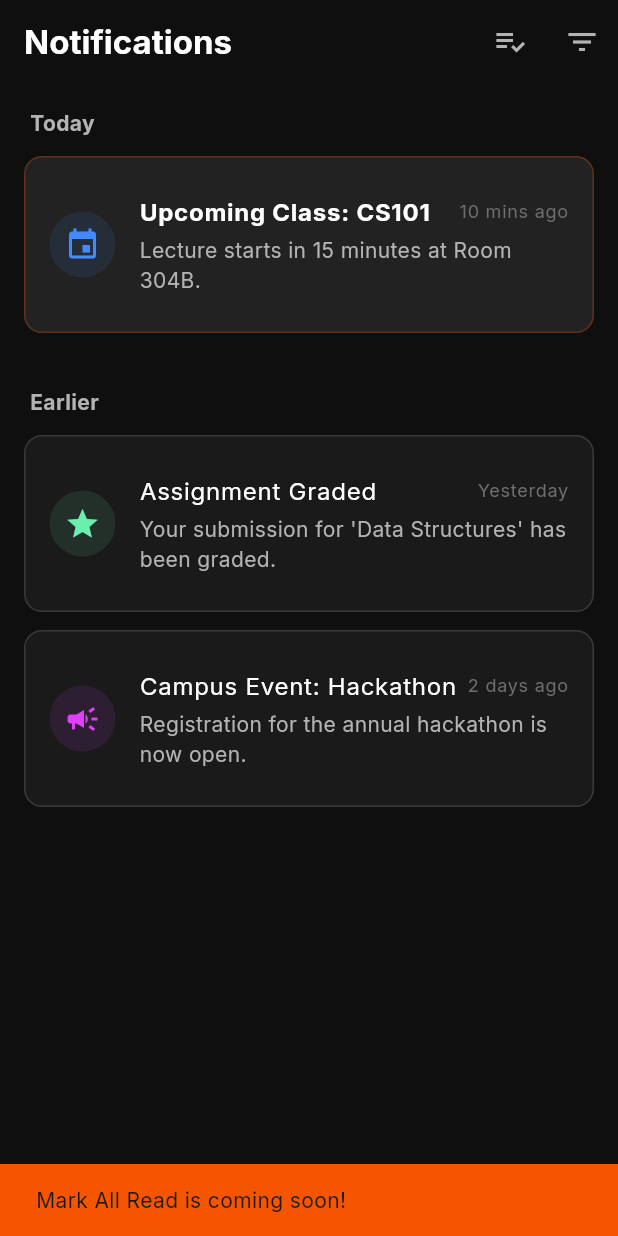
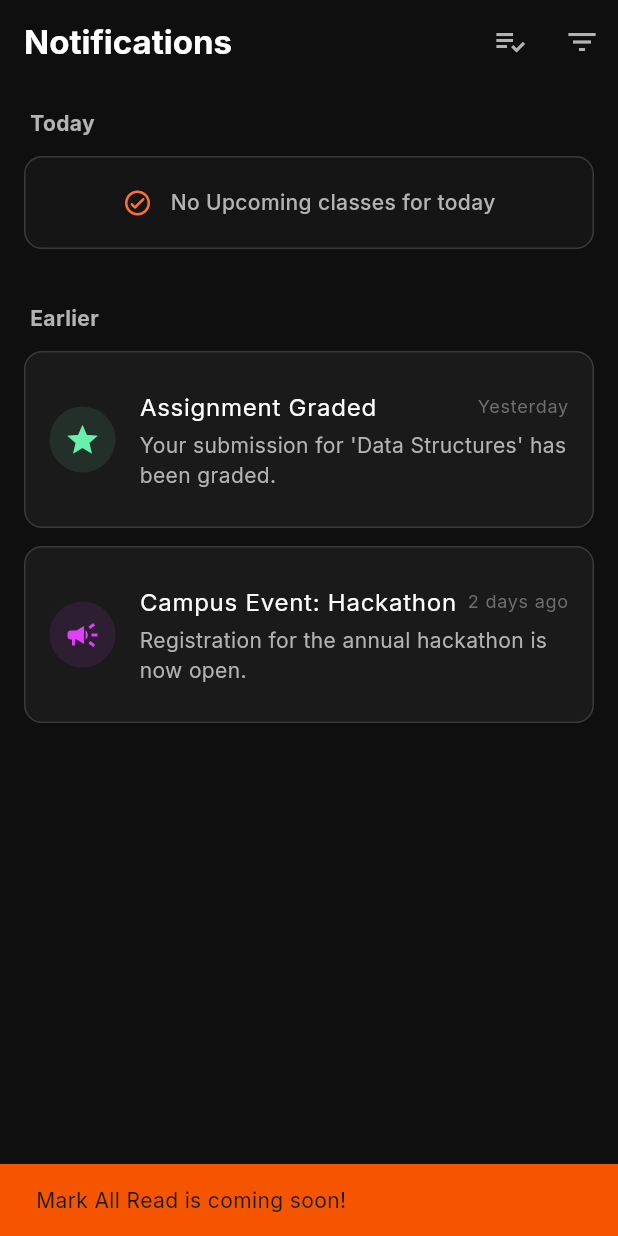
Before and after one commit to sudhanva-bh/campus_prototype, a Flutter app: the NotificationsScreen screen opened directly, after a tap on the "playlist add check" icon, on a phone screen of 412 x 824 dp. Run offline on Flutter 3.47's test engine with Material 3 defaults, Android fonts, the phone set to English and light mode, and no system bars; our stand-ins replace firebase_auth, firebase_core, flutter_image_compress, flutter_svg, google_fonts, image_picker and 3 more; missing offline and left inert: dart:ffi; accounts and stored records are empty; generated files the repository leaves out were written again; network calls fail; project files that could hold a hidden picture were left out.

Commit message:
Added Notifications for classes

```diff
--- a/lib/features/home/role_views/student_home.dart
+++ b/lib/features/home/role_views/student_home.dart
@@ -39,7 +39,6 @@ class _StudentHomeState extends State<StudentHome>
       _animController.forward();
       context.read<CourseProvider>().fetchCourses();
       _checkUpcomingSessionStatus();
-
     });
   }
 
@@ -252,11 +251,11 @@ class _StudentHomeState extends State<StudentHome>
                         vertical: 4,
                       ),
                       decoration: BoxDecoration(
-                        color: AppColors.primary.withOpacity(0.2),
+                        color: (_upcomingClasses== null || _upcomingClasses!.isEmpty) ?Colors.transparent:AppColors.primary.withOpacity(0.2),
                         borderRadius: BorderRadius.circular(4),
                       ),
-                      child: const Text(
-                        "ON TIME",
+                      child: Text(
+                        (_upcomingClasses== null || _upcomingClasses!.isEmpty) ? "":"ON TIME",
                         style: TextStyle(
                           fontSize: 10,
                           color: AppColors.primary,
--- a/lib/features/notifications/notifications_screen.dart
+++ b/lib/features/notifications/notifications_screen.dart
@@ -1,5 +1,13 @@
+import 'dart:ffi';
+
 import 'package:flutter/material.dart';
+import 'package:http/http.dart';
+import 'package:shimmer/shimmer.dart';
 import '../../core/constants/app_colors.dart';
+import '../../core/models/session_model.dart';
+import '../../providers/course_provider.dart';
+import '../../providers/schedule_provider.dart';
+import 'package:provider/provider.dart';
 
 class NotificationsScreen extends StatefulWidget {
   const NotificationsScreen({super.key});
@@ -11,6 +19,9 @@ class NotificationsScreen extends StatefulWidget {
 class _NotificationsScreenState extends State<NotificationsScreen>
     with SingleTickerProviderStateMixin {
   late AnimationController _animController;
+  bool _isLoading =true;
+  List<ClassSession>? _upcomingClasses;
+
 
   @override
   void initState() {
@@ -22,14 +33,49 @@ class _NotificationsScreenState extends State<NotificationsScreen>
     // Start animation on load
     WidgetsBinding.instance.addPostFrameCallback((_) {
       _animController.forward();
+      _checkUpcomingSessionStatus();
     });
   }
 
+
+  Future<void> _checkUpcomingSessionStatus() async {
+    _isLoading=true;
+    final scheduleProvider = context.read<ScheduleProvider>();
+    final courseProvider = context.read<CourseProvider>();
+
+    final now = DateTime.now();
+    final todaysClasses = scheduleProvider.getSessionsForDate(now);
+
+    todaysClasses.sort((a, b) =>
+        (a.activeStartTime ?? now).compareTo(b.activeStartTime ?? now)
+    );
+
+    try {
+      _upcomingClasses = todaysClasses.where(
+            (s) => s.activeEndTime != null && s.activeEndTime!.isAfter(now),
+      ).toList();
+      if (mounted) {
+        setState(() {
+          print(_upcomingClasses);
+          print(_upcomingClasses!.length);          //_upcomingClasses is updated
+        });
+      }
+    } catch (e) {
+      // No upcoming session found; reset state if needed
+      if (mounted) {
+        setState(() {
+          print("error");
+        });
+      }
+    }
+    _isLoading=false;
+  }
   @override
   void dispose() {
     _animController.dispose();
     super.dispose();
   }
+
 
   void _showPlaceholder(BuildContext context, String feature) {
     ScaffoldMessenger.of(context).removeCurrentSnackBar();
@@ -82,15 +128,61 @@ class _NotificationsScreenState extends State<NotificationsScreen>
           ),
         ),
       ),
-      _buildNotificationCard(
-        context,
-        title: "Upcoming Class: CS101",
-        body: "Lecture starts in 15 minutes at Room 304B.",
-        time: "10 mins ago",
-        icon: Icons.event,
-        color: Colors.blueAccent,
-        isUnread: true,
-      ),
+      if (_isLoading)
+        _buildShimmerNotificationList()
+      else if (_upcomingClasses != null && _upcomingClasses!.isNotEmpty)
+      // usage of spread operator (...) to insert the list of widgets
+        ..._upcomingClasses!.map((session) {
+
+          // Helper logic to format time (Modify based on your needs)
+          final startTime = session.activeStartTime;
+          final timeString = startTime != null
+              ? "${startTime.hour.toString().padLeft(2, '0')}:${startTime.minute.toString().padLeft(2, '0')}"
+              : "Soon";
+          return _buildNotificationCard(
+            context,
+            title: "Upcoming Class: ${session.courseName ?? 'Session'}",
+            body: "Lecture starts ${startTime==null?"soon": "at"} $timeString${session.room != null ? ' in room ${session.room}' : '.'}",
+            time: "Now",
+            icon: Icons.event,
+            color: Colors.blueAccent,
+            isUnread: true,
+          );
+        })
+      else
+      // Optional: Show a message if there are no classes today
+        Container(
+          width: double.infinity,
+          margin: const EdgeInsets.only(bottom: 12),
+          padding: const EdgeInsets.symmetric(vertical: 20, horizontal: 16),
+          decoration: BoxDecoration(
+            color: AppColors.surface.withOpacity(0.5),
+            borderRadius: BorderRadius.circular(12),
+            border: Border.all(
+              color: AppColors.border,
+              width: 1,
+            ),
+          ),
+          child: Row(
+            mainAxisAlignment: MainAxisAlignment.center,
+            children: [
+              Icon(
+                  Icons.check_circle_outline_rounded,
+                  color: AppColors.primaryLight,
+                  size: 20
+              ),
+              const SizedBox(width: 12),
+              const Text(
+                "No Upcoming classes for today",
+                style: TextStyle(
+                  color: AppColors.textMedium,
+                  fontSize: 14,
+                  fontWeight: FontWeight.w500,
+                ),
+              ),
+            ],
+          ),
+        ),
       // _buildNotificationCard(
       //   context,
       //   title: "Fee Payment Reminder",
@@ -230,4 +322,25 @@ class _NotificationsScreenState extends State<NotificationsScreen>
       ),
     );
   }
+
+  Widget _buildShimmerNotificationList() {
+    return Shimmer.fromColors(
+      baseColor: AppColors.surfaceElevated,
+      highlightColor: AppColors.surface,
+      child: Column(
+        children: List.generate(
+          3,
+              (index) => Container(
+            margin: const EdgeInsets.only(bottom: 8, top: 12),
+            height: 80,
+            decoration: BoxDecoration(
+              color: Colors.white,
+              borderRadius: BorderRadius.circular(12),
+              border: Border.all(color: AppColors.border),
+            ),
+          ),
+        ),
+      ),
+    );
+  }
 }
--- a/lib/features/schedule/schedule_screen.dart
+++ b/lib/features/schedule/schedule_screen.dart
@@ -495,10 +495,9 @@ class _ScheduleScreenState extends State<ScheduleScreen>
                               fontSize: 17,
                               fontWeight: FontWeight.bold,
                               color: (_activeCourses?.any((course) =>
-                              course['sessionId'] == "${session.id}_${_selectedDate.year}-${_selectedDate.month.toString().padLeft(2, '0')}-${_selectedDate.day.toString().padLeft(2, '0')}") ?? true)
+                              course['sessionId'] == "${session.id}_${_selectedDate.year}-${_selectedDate.month.toString().padLeft(2, '0')}-${_selectedDate.day.toString().padLeft(2, '0')}") ?? false)
                                   ? AppColors.primaryLight
                                   : AppColors.textHigh,
-
                               height: 1.2,
                             ),
                           ),
```
